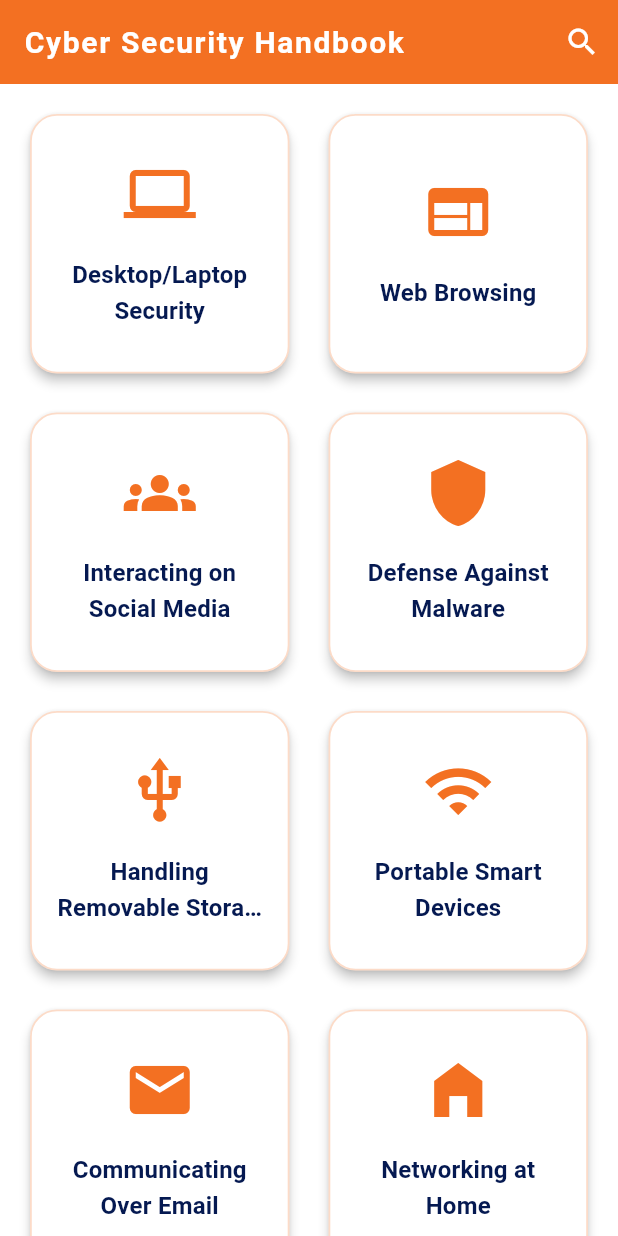
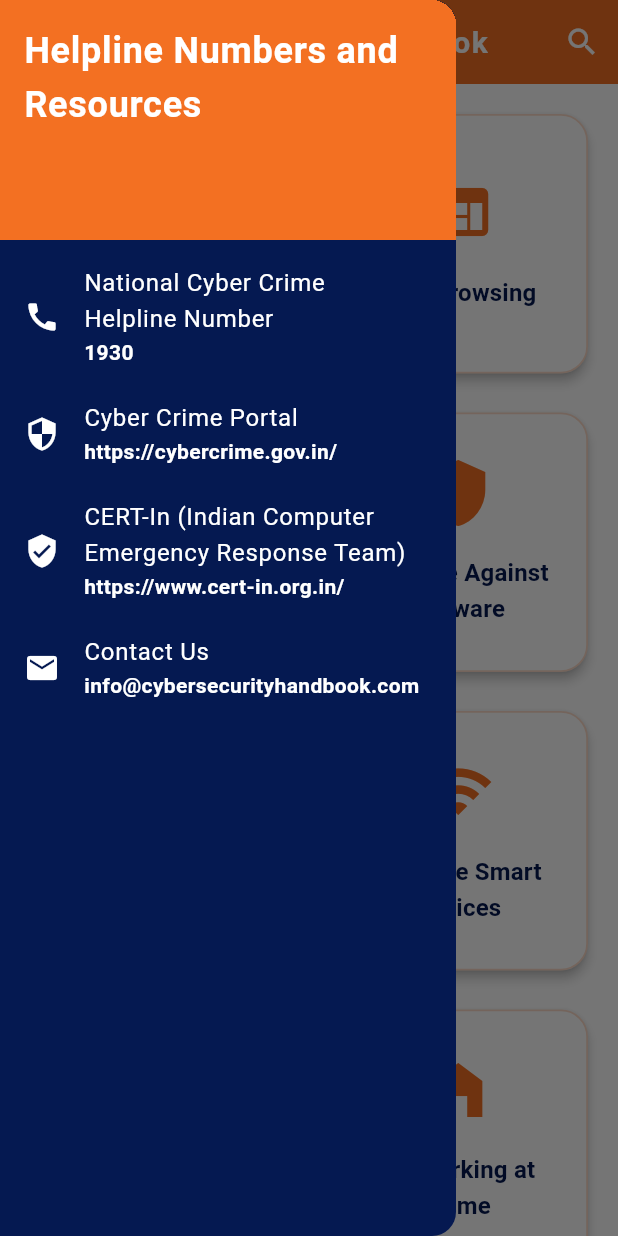
Before and after one commit to pranav2310/cyber_security_handbook, a Flutter app: the screen it shows after launch, with the side drawer open (before the commit the screen has no drawer), on a phone screen of 412 x 824 dp. Run offline on Flutter 3.47's test engine with Material 3 defaults, Android fonts, the phone set to English and light mode, and no system bars; our stand-ins replace scrollable_positioned_list; missing offline and left inert: gpt_markdown.

Commit message:
Added some links and a new article

```diff
--- a/lib/screens/starting_grid.dart
+++ b/lib/screens/starting_grid.dart
@@ -1,6 +1,7 @@
 import 'package:cyber_security/screens/search_screen.dart';
 import 'package:cyber_security/widgets/starting_grid_item.dart';
 import 'package:flutter/material.dart';
+import 'package:url_launcher/url_launcher.dart';
 
 final Color orange = const Color(0xFFF37022);
 final Color blue = const Color(0xFF051951);
@@ -69,6 +70,11 @@
     mdfile: "assets/cyber_security_articles/banking.md",
     icon: Icons.currency_rupee_sharp,
   ),
+  GridArticle(
+    title: "Mobile Phone Security",
+    mdfile: "assets/cyber_security_articles/lost_phone.md",
+    icon: Icons.smartphone,
+  )
 ];
 
 class StartingGrid extends StatelessWidget {
@@ -123,6 +129,64 @@
   @override
   Widget build(BuildContext context) {
     return Scaffold(
+      drawer: Drawer(
+        backgroundColor: blue,
+        child: ListView(
+          padding: EdgeInsets.zero,
+          children: [
+            DrawerHeader(
+              decoration: BoxDecoration(color: orange),
+              child: Text(
+                'Helpline Numbers and Resources',
+                style: TextStyle(
+                  color: white,
+                  fontSize: 24,
+                  fontWeight: FontWeight.bold,
+                ),
+              ),
+            ),
+            ListTile(
+              leading: Icon(Icons.call, color: white),
+              title: Text('National Cyber Crime Helpline Number', style: TextStyle(color: white)),
+              subtitle: Text('1930', style: TextStyle(color: white, fontWeight: FontWeight.bold)),
+              onTap: (){
+                launchUrl(Uri.parse('tel:1930'));
+                Navigator.of(context).pop();
+              },
+            ),
+            ListTile(
+              leading: Icon(Icons.security, color: white),
+              title: Text('Cyber Crime Portal', style: TextStyle(color: white)),
+              subtitle: Text('https://cybercrime.gov.in/', style: TextStyle(color: white, fontWeight: FontWeight.bold)),
+              onTap: () {
+                final uri = Uri.tryParse("https://cybercrime.gov.in/");
+                if (uri != null) {
+                  launchUrl(uri);
+                  Navigator.of(context).pop();
+                }
+              },
+            ),
+            ListTile(
+              leading: Icon(Icons.verified_user, color: white),
+              title: Text('CERT-In (Indian Computer Emergency Response Team)', style: TextStyle(color: white)),
+              subtitle: Text('https://www.cert-in.org.in/', style: TextStyle(color: white, fontWeight: FontWeight.bold)),
+              onTap: () {
+                launchUrl(Uri.parse('https://www.cert-in.org.in/'));
+                Navigator.pop(context); // Close the drawer
+              },
+            ),
+            ListTile(
+              leading: Icon(Icons.email, color: white),
+              title: Text('Contact Us', style: TextStyle(color: white)),
+              subtitle: Text('info@cybersecurityhandbook.com', style: TextStyle(color: white, fontWeight: FontWeight.bold)),
+              onTap: () {
+                launchUrl(Uri.parse('mailto:info@cybersecurityhandbook.com?subject=Inquiry about Cyber Security Handbook'));
+                Navigator.pop(context); // Close the drawer
+              },
+            ),
+          ],
+        ),
+      ),
       appBar: AppBar(
         backgroundColor: orange,
         title: Text(
--- a/pubspec.yaml
+++ b/pubspec.yaml
@@ -36,6 +36,7 @@
   # The following adds the Cupertino Icons font to your application.
   # Use with the CupertinoIcons class for iOS style icons.
   cupertino_icons: ^1.0.8
+  url_launcher: ^6.3.2
 
 dev_dependencies:
   flutter_test:
@@ -71,6 +72,7 @@
     - assets/cyber_security_articles/home_network.md
     - assets/cyber_security_articles/password.md
     - assets/cyber_security_articles/banking.md
+    - assets/cyber_security_articles/lost_phone.md
   #   - images/a_dot_burr.jpeg
   #   - images/a_dot_ham.jpeg
 
```
Also changed, not shown: lib/screens/article_screen.dart (+20 -1 lines), lib/widgets/section_drawer.dart (+5 -9 lines), pubspec.lock, 70 other files.
